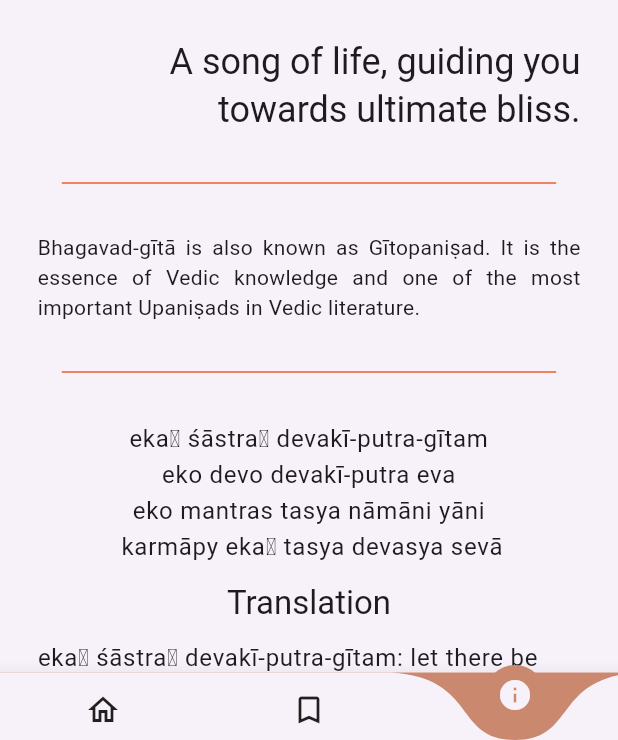
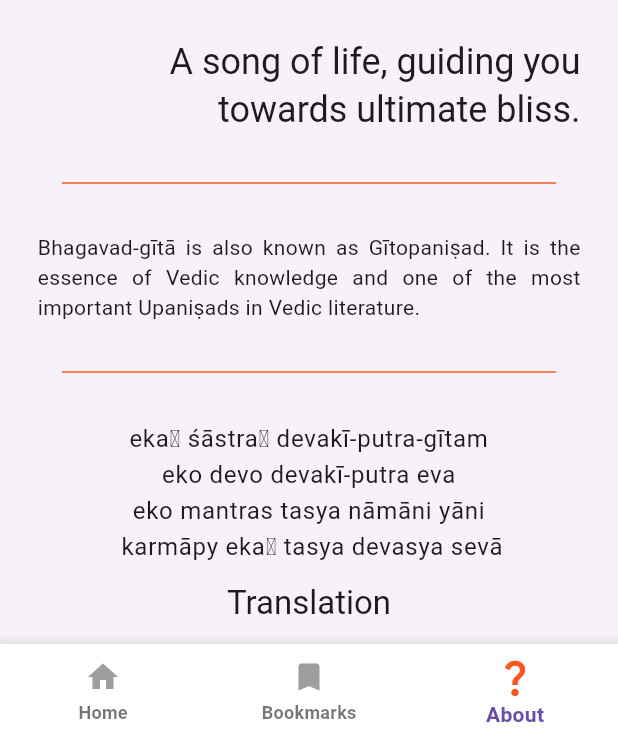
Before and after one commit to mishraaditya595/Gita-App, a Flutter app: the screen it shows after launch, item 3 of the bottom bar chosen, on a phone screen of 412 x 824 dp, the part 496-1236 px from its top. Run offline on Flutter 3.47's test engine with Material 2 defaults, Android fonts, the phone set to English and light mode, and no system bars; drawn by our look-alikes of curved_labeled_navigation_bar; our stand-ins replace device_info_plus, dot_navigation_bar, firebase_core, firebase_crashlytics, firebase_messaging, firebase_remote_config and 11 more; missing offline and left inert: device_information, firebase_performance, loading_progress_indicator; accounts and stored records are empty.

Commit message:
changes for web

```diff
--- a/lib/services/performance/firebase_performance_service.dart
+++ b/lib/services/performance/firebase_performance_service.dart
@@ -11,13 +11,13 @@ class FirebasePerformanceService {
       String eventName, Future<T> Function() asyncFunction) async {
 
     DeviceInfoService deviceInfoService = GetIt.instance.get<DeviceInfoService>();
-    String deviceInfo = await deviceInfoService.getDeviceInfo();
+    // String deviceInfo = await deviceInfoService.getDeviceInfo();
 
     if (Firebase.apps.isNotEmpty) {
       SharedPreferences prefs = await SharedPreferences.getInstance();
       FirebasePerformance performance = FirebasePerformance.instance;
       final Trace trace = performance.newTrace(eventName);
-      trace.putAttribute("DeviceInfo", deviceInfo);
+      trace.putAttribute("DeviceInfo", "deviceInfo");
       await trace.start();
       T res;
       try {
--- a/lib/ui/bottombar/screen/bottom_bar.dart
+++ b/lib/ui/bottombar/screen/bottom_bar.dart
@@ -79,33 +79,59 @@ class _BottomBarState extends State<BottomBar> {
         extendBody: false,
         bottomNavigationBar: Material(
           elevation: 10,
-          child: CurvedNavigationBar(
-              height: 45,
-              color: HexColor(ColourConstants.backgroundWhite),
-              backgroundColor: HexColor(ColourConstants.antiqueBrass),
-              buttonBackgroundColor: HexColor(ColourConstants.antiqueBrass),
-              iconPadding: 8,
-              items: [
-                CurvedNavigationBarItem(
-                  child: selectedIndex == 0
-                      ? Icon(Icons.home_filled, color: HexColor(ColourConstants.backgroundWhite),)
-                      : const Icon(Icons.home_outlined),
-                  // label: 'Home',
-                ),
-                CurvedNavigationBarItem(
-                  child: selectedIndex == 1
-                      ? Icon(Icons.bookmark, color: HexColor(ColourConstants.backgroundWhite),)
-                      : const Icon(Icons.bookmark_outline),
-                  // label: 'My Bookmarks',
-                ),
-                CurvedNavigationBarItem(
-                  child: selectedIndex == 2
-                      ? Icon(Icons.info, color: HexColor(ColourConstants.backgroundWhite),)
-                      : const Icon(Icons.info_outline),
-                  // label: 'Info',
-                ),
-              ],
-              onTap: _onItemTapped),
+          child:
+          BottomNavigationBar(
+            elevation: 10,
+            currentIndex: selectedIndex,
+            backgroundColor: Colors.white,
+            type: BottomNavigationBarType.fixed,
+            selectedLabelStyle: const TextStyle(
+                fontWeight: FontWeight.bold, color: Colors.deepOrange),
+            unselectedLabelStyle:
+            const TextStyle(fontWeight: FontWeight.bold, color: Colors.grey),
+            selectedIconTheme:
+            const IconThemeData(color: Colors.deepOrange, size: 30),
+            unselectedIconTheme: const IconThemeData(
+              color: Colors.grey,
+            ),
+            onTap: _onItemTapped,
+            items: const <BottomNavigationBarItem>[
+              BottomNavigationBarItem(icon: Icon(Icons.home), label: "Home"),
+              BottomNavigationBarItem(
+                  icon: Icon(Icons.bookmark), label: "Bookmarks"),
+              BottomNavigationBarItem(
+                  icon: Icon(Icons.question_mark), label: "About"),
+              // BottomNavigationBarItem(icon: Icon(Icons.more), label: "More"),
+            ],
+          ),
+
+          // CurvedNavigationBar(
+          //     height: 45,
+          //     color: HexColor(ColourConstants.backgroundWhite),
+          //     backgroundColor: HexColor(ColourConstants.antiqueBrass),
+          //     buttonBackgroundColor: HexColor(ColourConstants.antiqueBrass),
+          //     iconPadding: 8,
+          //     items: [
+          //       CurvedNavigationBarItem(
+          //         child: selectedIndex == 0
+          //             ? Icon(Icons.home_filled, color: HexColor(ColourConstants.backgroundWhite),)
+          //             : const Icon(Icons.home_outlined),
+          //         // label: 'Home',
+          //       ),
+          //       CurvedNavigationBarItem(
+          //         child: selectedIndex == 1
+          //             ? Icon(Icons.bookmark, color: HexColor(ColourConstants.backgroundWhite),)
+          //             : const Icon(Icons.bookmark_outline),
+          //         // label: 'My Bookmarks',
+          //       ),
+          //       CurvedNavigationBarItem(
+          //         child: selectedIndex == 2
+          //             ? Icon(Icons.info, color: HexColor(ColourConstants.backgroundWhite),)
+          //             : const Icon(Icons.info_outline),
+          //         // label: 'Info',
+          //       ),
+          //     ],
+          //     onTap: _onItemTapped),
         ),
       ),
     );
```
Also changed, not shown: lib/main.dart (+14 -1 lines), 1 other file.
